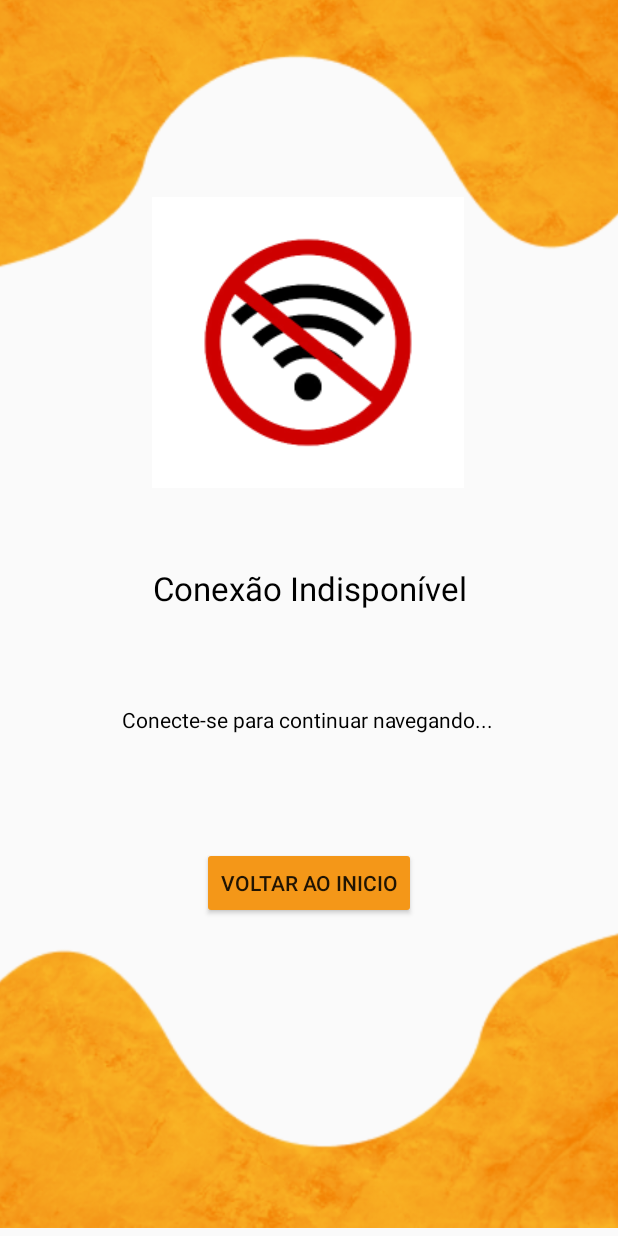
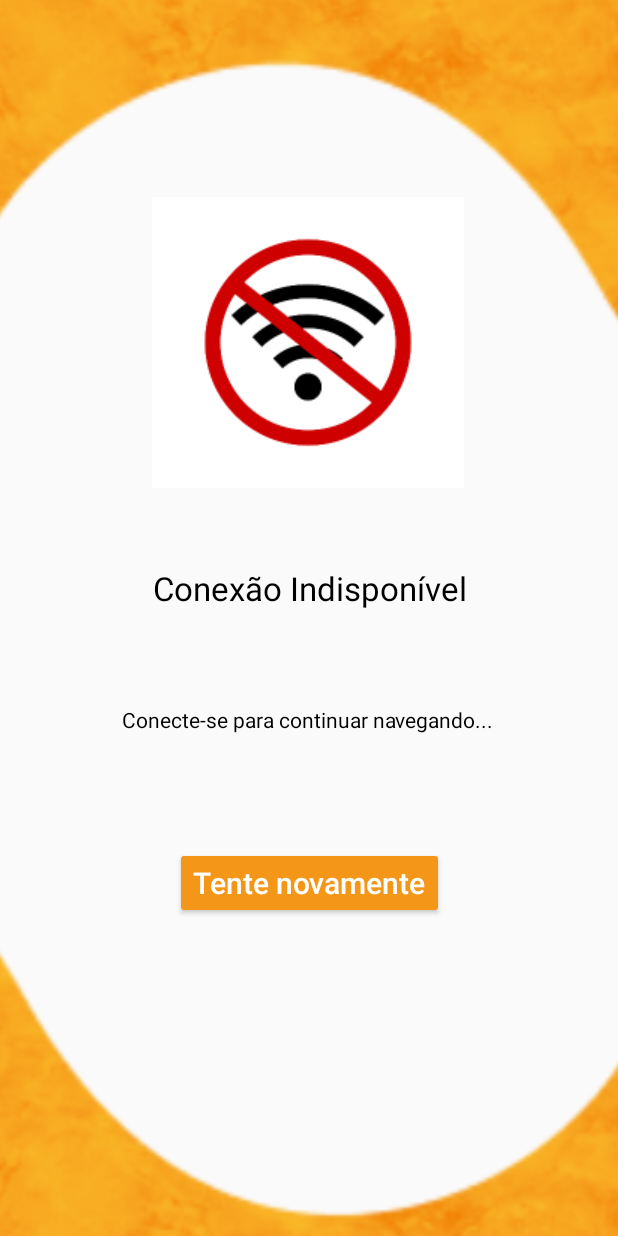
Before and after one commit to Isabelaiff/Equality_Food_Android, an Android app: the telaSemInternet screen opened directly, with no data from a screen before it, on a phone screen of 412 x 824 dp. Run offline under Robolectric (Android 15) with nearby library versions, the phone set to English and light mode, and no system bars.

Commit message:
subindo a tela de sem internet e função validar cpf inplementada

```diff
--- a/app/src/main/java/com/example/equalityfood/criarConta.java
+++ b/app/src/main/java/com/example/equalityfood/criarConta.java
@@ -134,6 +134,10 @@ public class criarConta extends AppCompatActivity {
         String senhaTexto = senha.getText().toString();
 
         String confirmarSenhaTexto = confirmarSenha.getText().toString();
+
+        if (ValidarCPF.isCPF(cpfTexto) == false){
+            Toast.makeText(getApplicationContext(), "Por favor, coloque um cpf válido.", Toast.LENGTH_SHORT).show();
+        }
         if (!senhaTexto.equals(confirmarSenhaTexto)) {
             Toast.makeText(getApplicationContext(), "As senhas não correspondem. Por favor, verifique e tente novamente.", Toast.LENGTH_SHORT).show();
             return; // Não prossiga com o cadastro se as senhas não coincidirem
--- a/app/src/main/res/layout/activity_tela_sem_internet.xml
+++ b/app/src/main/res/layout/activity_tela_sem_internet.xml
@@ -50,7 +50,10 @@
         android:layout_width="wrap_content"
         android:layout_height="wrap_content"
         android:backgroundTint="#F49718"
-        android:text="VOLTAR AO INICIO"
+        android:hint="Tente novamente"
+        android:onClick="voltarinicio"
+        android:textColorHint="#FFFFFF"
+        android:textSize="20sp"
         app:layout_constraintBottom_toBottomOf="parent"
         app:layout_constraintEnd_toEndOf="parent"
         app:layout_constraintStart_toStartOf="parent"
@@ -59,8 +62,8 @@
 
     <ImageView
         android:id="@+id/imageView4"
-        android:layout_width="654dp"
-        android:layout_height="195dp"
+        android:layout_width="1112dp"
+        android:layout_height="400dp"
         app:layout_constraintBottom_toTopOf="@+id/imageView3"
         app:layout_constraintEnd_toEndOf="parent"
         app:layout_constraintStart_toStartOf="parent"
@@ -70,8 +73,8 @@
 
     <ImageView
         android:id="@+id/imageView5"
-        android:layout_width="600dp"
-        android:layout_height="200dp"
+        android:layout_width="1112dp"
+        android:layout_height="400dp"
         app:layout_constraintBottom_toBottomOf="parent"
         app:layout_constraintEnd_toEndOf="parent"
         app:layout_constraintStart_toStartOf="parent"
```
Also changed, not shown: app/src/main/java/com/example/equalityfood/Login.java (+28 -0 lines), app/src/main/java/com/example/equalityfood/ValidarCPF.java (added, +68 -0 lines), app/src/main/java/com/example/equalityfood/telaSemInternet.java (+7 -0 lines).
